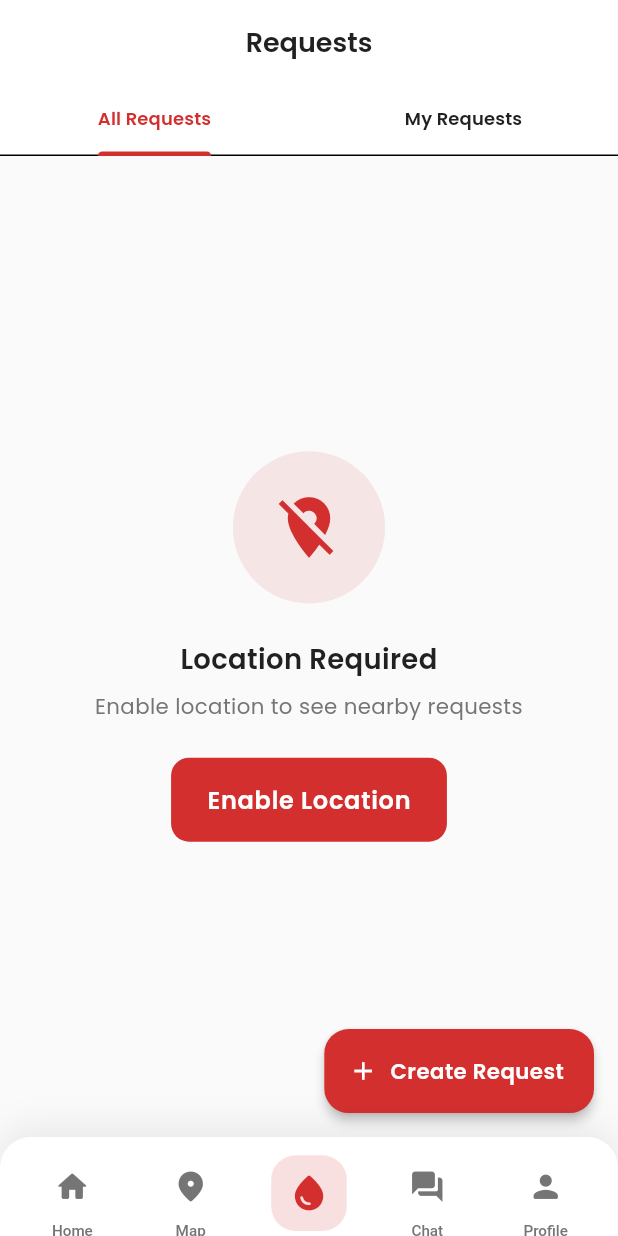
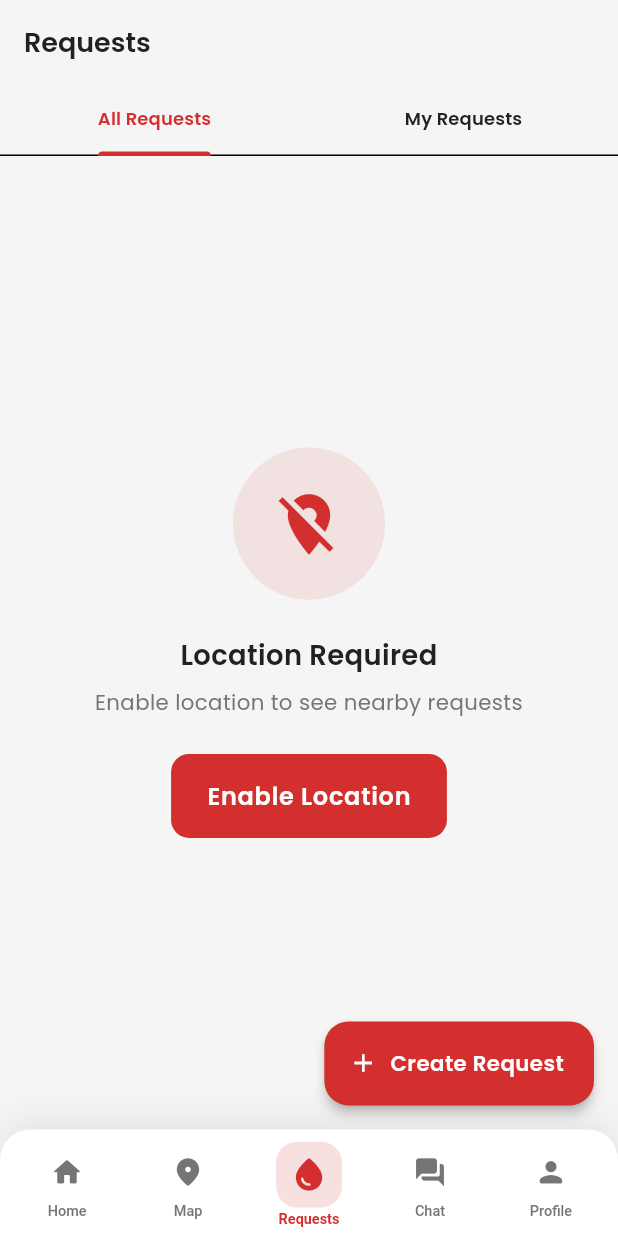
Before and after one commit to samikhan-1800/redpulse, a Flutter app: the screen it shows once a user with an empty profile is signed in, item 3 of the bottom bar chosen, on a phone screen of 412 x 824 dp. Run offline on Flutter 3.47's test engine with Material 3 defaults, Android fonts, the phone set to English and light mode, and no system bars; our stand-ins replace cached_network_image, cloud_firestore, firebase_auth, firebase_core, firebase_messaging, flutter_riverpod and 7 more; accounts and stored records are empty.

Commit message:
Refine app bar and navigation UI styles
Updated app bar and navigation bar backgrounds to use new AppColors constants, added rounded corners and subtle shadows for a softer look, and adjusted paddings, font sizes, and badge styles for improved visual consistency across chat, home, and main screens.

```diff
--- a/lib/core/constants/app_colors.dart
+++ b/lib/core/constants/app_colors.dart
@@ -22,12 +22,16 @@ class AppColors {
   static const Color accentDark = Color(0xFFB0003A);
 
   // Background Colors
-  static const Color background = Color(0xFFFAFAFA);
+  static const Color background = Color(0xFFF5F5F5);
   static const Color backgroundDark = Color(0xFF121212);
-  static const Color surface = Color(0xFFFFFFFF);
+  static const Color surface = Color(0xFFFFFBF5);
   static const Color surfaceDark = Color(0xFF1E1E1E);
   static const Color cardBackground = Color(0xFFFFFFFF);
   static const Color cardBackgroundDark = Color(0xFF2C2C2C);
+
+  // AppBar and Navigation Colors
+  static const Color appBarBackground = Color(0xFFFFFFFF);
+  static const Color navBarBackground = Color(0xFFFFFFFF);
 
   // Text Colors
   static const Color textPrimary = Color(0xFF212121);
--- a/lib/core/theme/app_theme.dart
+++ b/lib/core/theme/app_theme.dart
@@ -251,8 +251,8 @@ class AppTheme {
   static AppBarTheme get _appBarTheme {
     return AppBarTheme(
       elevation: 0,
-      centerTitle: true,
-      backgroundColor: AppColors.surface,
+      centerTitle: false,
+      backgroundColor: Colors.transparent,
       foregroundColor: AppColors.textPrimary,
       systemOverlayStyle: SystemUiOverlayStyle.dark,
       iconTheme: const IconThemeData(color: AppColors.textPrimary),
--- a/lib/presentation/screens/main/chat_list_screen.dart
+++ b/lib/presentation/screens/main/chat_list_screen.dart
@@ -92,7 +92,7 @@ class _ChatListItem extends StatelessWidget {
       ),
       color: unreadCount > 0
           ? AppColors.primary.withOpacity(0.05)
-          : Colors.white,
+          : AppColors.surface,
       child: ListTile(
         onTap: onTap,
         leading: UserAvatar(imageUrl: otherImage, name: otherName, size: 50),
--- a/lib/presentation/screens/main/main_screen.dart
+++ b/lib/presentation/screens/main/main_screen.dart
@@ -37,7 +37,7 @@ class MainScreen extends ConsumerWidget {
       body: IndexedStack(index: currentIndex, children: screens),
       bottomNavigationBar: Container(
         decoration: BoxDecoration(
-          color: Colors.white,
+          color: AppColors.navBarBackground,
           borderRadius: BorderRadius.vertical(top: Radius.circular(20.r)),
           boxShadow: [
             BoxShadow(
@@ -50,8 +50,8 @@ class MainScreen extends ConsumerWidget {
         ),
         child: SafeArea(
           child: Container(
-            height: 65.h,
-            padding: EdgeInsets.symmetric(horizontal: 8.w, vertical: 8.h),
+            height: 70.h,
+            padding: EdgeInsets.symmetric(horizontal: 4.w, vertical: 6.h),
             child: Row(
               mainAxisAlignment: MainAxisAlignment.spaceAround,
               children: [
@@ -59,19 +59,22 @@ class MainScreen extends ConsumerWidget {
                   icon: Icons.home_rounded,
                   label: AppStrings.home,
                   isSelected: currentIndex == 0,
-                  onTap: () => ref.read(bottomNavIndexProvider.notifier).state = 0,
+                  onTap: () =>
+                      ref.read(bottomNavIndexProvider.notifier).state = 0,
                 ),
                 _NavBarItem(
                   icon: Icons.location_on_rounded,
                   label: AppStrings.map,
                   isSelected: currentIndex == 1,
-                  onTap: () => ref.read(bottomNavIndexProvider.notifier).state = 1,
+                  onTap: () =>
+                      ref.read(bottomNavIndexProvider.notifier).state = 1,
                 ),
                 _NavBarItem(
                   icon: Icons.water_drop_rounded,
                   label: AppStrings.requests,
                   isSelected: currentIndex == 2,
-                  onTap: () => ref.read(bottomNavIndexProvider.notifier).state = 2,
+                  onTap: () =>
+                      ref.read(bottomNavIndexProvider.notifier).state = 2,
                   isPrimary: true,
                 ),
                 _NavBarItem(
@@ -79,14 +82,16 @@ class MainScreen extends ConsumerWidget {
                   label: AppStrings.chat,
                   isSelected: currentIndex == 3,
                   badgeCount: unreadMessages,
-                  onTap: () => ref.read(bottomNavIndexProvider.notifier).state = 3,
+                  onTap: () =>
+                      ref.read(bottomNavIndexProvider.notifier).state = 3,
                 ),
                 _NavBarItem(
                   icon: Icons.person_rounded,
                   label: AppStrings.profile,
                   isSelected: currentIndex == 4,
                   badgeCount: unreadNotifications,
-                  onTap: () => ref.read(bottomNavIndexProvider.notifier).state = 4,
+                  onTap: () =>
+                      ref.read(bottomNavIndexProvider.notifier).state = 4,
                 ),
               ],
             ),
@@ -123,7 +128,7 @@ class _NavBarItem extends StatelessWidget {
         onTap: onTap,
         behavior: HitTestBehavior.opaque,
         child: Container(
-          padding: EdgeInsets.symmetric(vertical: 4.h),
+          padding: EdgeInsets.symmetric(vertical: 2.h),
           child: Column(
             mainAxisSize: MainAxisSize.min,
             mainAxisAlignment: MainAxisAlignment.center,
@@ -134,16 +139,18 @@ class _NavBarItem extends StatelessWidget {
                   // Icon container with background
                   AnimatedContainer(
                     duration: const Duration(milliseconds: 200),
-                    padding: EdgeInsets.all(isPrimary ? 10.w : 8.w),
+                    padding: EdgeInsets.all(isPrimary ? 8.w : 6.w),
                     decoration: BoxDecoration(
                       color: isSelected
                           ? AppColors.primary.withOpacity(0.15)
                           : Colors.transparent,
-                      borderRadius: BorderRadius.circular(isPrimary ? 16.r : 12.r),
+                      borderRadius: BorderRadius.circular(
+                        isPrimary ? 14.r : 10.r,
+                      ),
                     ),
                     child: Icon(
                       icon,
-                      size: isPrimary ? 28.sp : 24.sp,
+                      size: isPrimary ? 26.sp : 22.sp,
                       color: isPrimary && isSelected
                           ? AppColors.primary
                           : color,
@@ -152,28 +159,25 @@ class _NavBarItem extends StatelessWidget {
                   // Badge
                   if (badgeCount != null && badgeCount! > 0)
                     Positioned(
-                      right: -4,
-                      top: -4,
+                      right: -2,
+                      top: -2,
                       child: Container(
-                        padding: EdgeInsets.all(4.w),
+                        padding: EdgeInsets.all(3.w),
                         decoration: BoxDecoration(
                           color: Colors.red,
                           shape: BoxShape.circle,
-                          border: Border.all(
-                            color: Colors.white,
-                            width: 2,
-                          ),
+                          border: Border.all(color: Colors.white, width: 1.5),
                         ),
                         constraints: BoxConstraints(
-                          minWidth: 18.w,
-                          minHeight: 18.w,
+                          minWidth: 16.w,
+                          minHeight: 16.w,
                         ),
                         child: Center(
                           child: Text(
                             badgeCount! > 99 ? '99+' : badgeCount.toString(),
                             style: TextStyle(
                               color: Colors.white,
-                              fontSize: 9.sp,
+                              fontSize: 8.sp,
                               fontWeight: FontWeight.bold,
                               height: 1,
                             ),
@@ -183,12 +187,12 @@ class _NavBarItem extends StatelessWidget {
                     ),
                 ],
               ),
-              SizedBox(height: 4.h),
+              SizedBox(height: 3.h),
               // Label
               AnimatedDefaultTextStyle(
                 duration: const Duration(milliseconds: 200),
                 style: TextStyle(
-                  fontSize: 10.sp,
+                  fontSize: 9.5.sp,
                   fontWeight: isSelected ? FontWeight.w600 : FontWeight.w500,
                   color: color,
                   height: 1,
```
Also changed, not shown: lib/presentation/screens/chat/chat_screen.dart (+19 -1 lines), lib/presentation/screens/main/home_screen.dart (+31 -2 lines).
